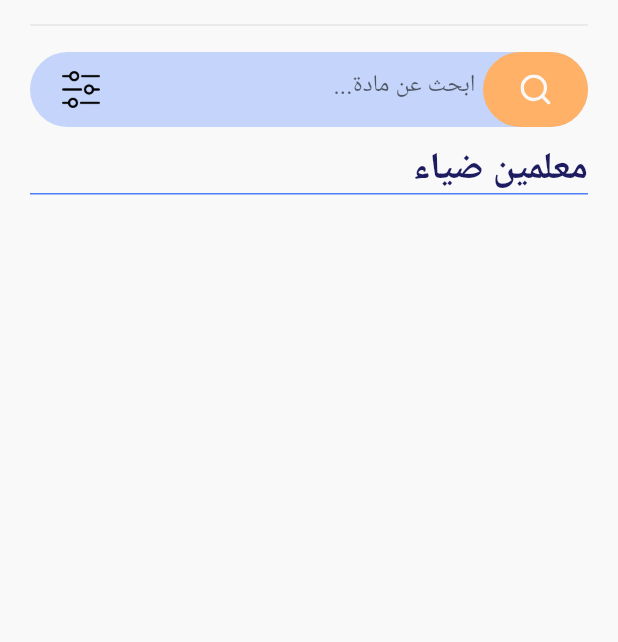
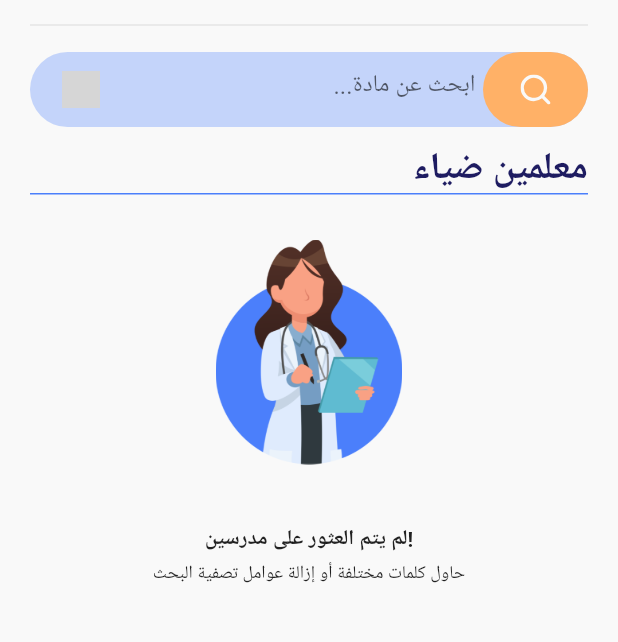
Before and after one commit to Halalmohareb/2023-GP2-16, a Flutter app: the FindTutorScreen screen opened directly, on a phone screen of 412 x 824 dp, the part 74-716 px from its top. Run offline on Flutter 3.47's test engine with Material 2 defaults, Android fonts, the light colour scheme and no system bars; our stand-ins replace cloud_firestore, date_picker_timeline, dropdown_search, firebase_auth, firebase_core, flutter_credit_card and 14 more; missing offline and left inert: custom_navigator, material_tag_editor, moyasar_payment; accounts and stored records are empty; grey boxes are pictures that could not be loaded.

Commit message:
recommender update

```diff
--- a/Dhyaa/lib/screens/student/findTutor_screen.dart
+++ b/Dhyaa/lib/screens/student/findTutor_screen.dart
@@ -117,7 +117,7 @@ class _FindTutorScreenState extends State<FindTutorScreen> {
                                       );
                                     },
                                     icon: Image.asset(
-                                      'assets/images/setting-lines.png',
+                                      'assets/images/setting.png',
                                       width: 25,
                                     ),
                                   ),
@@ -159,17 +159,39 @@ class _FindTutorScreenState extends State<FindTutorScreen> {
                         color: kBlueColor,
                       ),
                       SizedBox(height: 10),
-                      StreamBuilder(
-                        builder: (context, snapshot) {
-                          return ListView.builder(
+                      tutorList.length == 0
+                          ? Center(
+                              child: Container(
+                                height: 270,
+                                padding: EdgeInsets.all(20),
+                                child: Column(
+                                  children: [
+                                    Image.asset(
+                                      'assets/images/doctor1.png',
+                                      height: 150,
+                                    ),
+                                    Spacer(),
+                                    Text(
+                                      'لم يتم العثور على مدرسين!',
+                                      style: TextStyle(
+                                          fontWeight: FontWeight.bold),
+                                    ),
+                                    SizedBox(height: 5),
+                                    Text(
+                                      'حاول كلمات مختلفة أو إزالة عوامل تصفية البحث',
+                                      style: TextStyle(fontSize: 12),
+                                    ),
+                                  ],
+                                ),
+                              ),
+                            )
+                          : ListView.builder(
                               shrinkWrap: true,
                               physics: const NeverScrollableScrollPhysics(),
                               itemCount: tutorList.length,
                               itemBuilder: (context, index) {
                                 return TutorCardWidget(
                                   tutor: tutorList[index],
-                              );
-                            },
                                 );
                               },
                             ),
```
Also changed, not shown: Dhyaa/lib/provider/firestore.dart (+17 -8 lines), Dhyaa/lib/screens/student/bookAppointment.dart (+16 -0 lines), Dhyaa/lib/screens/student/filter_options.dart (+36 -12 lines), 1 other file. Lines whose indentation alone changed are shown as unchanged.
